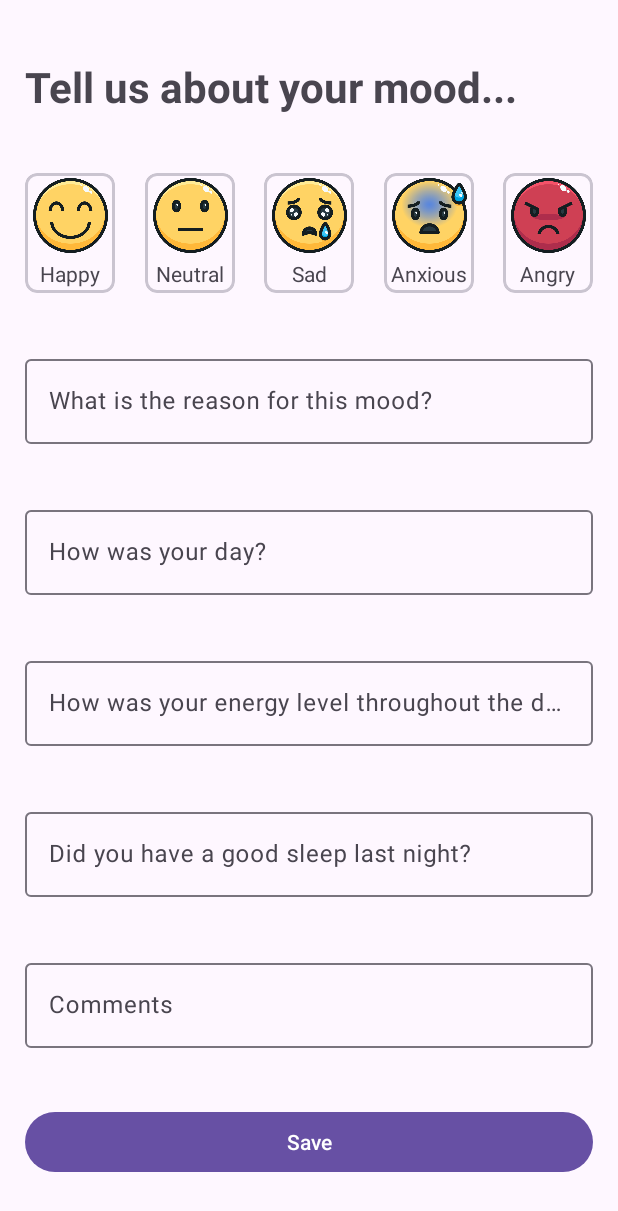
After one commit to karan-747/Mental-Health-App, an Android app: the MoodEntryFragment screen opened through its navigation route, on a phone screen of 412 x 824 dp. The commit adds this screen. Shown: the top 1211 px of the screen. Run offline under Robolectric (Android 15) with nearby library versions, the phone set to English and light mode, and no system bars; our stand-ins replace Firebase (no records; nobody signed in at launch, a user with empty details on screens opened directly), data binding.

Commit message:
Mood calender Added 1.2

```diff
--- /dev/null
+++ b/app/src/main/java/com/example/mentalhealthapp/MoodEntryFragment.kt
@@ -0,0 +1,13 @@
+package com.example.mentalhealthapp
+
+import android.os.Bundle
+import androidx.fragment.app.Fragment
+import android.view.LayoutInflater
+import android.view.View
+import android.view.ViewGroup
+
+class MoodEntryFragment : Fragment(R.layout.fragment_mood_entry) {
+
+
+
+}
--- a/app/src/main/java/com/example/mentalhealthapp/UserHomeFragment.kt
+++ b/app/src/main/java/com/example/mentalhealthapp/UserHomeFragment.kt
@@ -5,8 +5,27 @@ import androidx.fragment.app.Fragment
 import android.view.LayoutInflater
 import android.view.View
 import android.view.ViewGroup
+import androidx.databinding.DataBindingUtil
+import androidx.navigation.findNavController
+import com.example.mentalhealthapp.databinding.FragmentLoginBinding
+import com.example.mentalhealthapp.databinding.FragmentUserHomeBinding
 
 
 class UserHomeFragment : Fragment(R.layout.fragment_user_home) {
 
+    private lateinit var binding: FragmentUserHomeBinding
+    override fun onCreateView(
+        inflater: LayoutInflater,
+        container: ViewGroup?,
+        savedInstanceState: Bundle?
+    ): View? {
+        binding=  DataBindingUtil.inflate(inflater,R.layout.fragment_user_home,container,false)
+
+        binding.floatingActionButton.setOnClickListener(){
+            it.findNavController().navigate(R.id.action_homeFragment_to_moodEntryFragment)
+        }
+
+        return binding.root
+
+    }
 }
--- a/app/src/main/java/com/example/mentalhealthapp/adapter/MoodTrackerAdapter.kt
+++ b/app/src/main/java/com/example/mentalhealthapp/adapter/MoodTrackerAdapter.kt
@@ -32,7 +32,7 @@ class MoodTrackerAdapter(private val myContext: Context) :BaseAdapter() {
         val ivMood = rootView.findViewById<ImageView>(R.id.ivMood)
         val tvDate = rootView.findViewById<TextView>(R.id.tvDate)
         tvDate.text = (position+1).toString()
-        ivMood.setImageDrawable(ContextCompat.getDrawable(myContext,R.drawable.ic_happy))
+        ivMood.setImageDrawable(ContextCompat.getDrawable(myContext, R.drawable.blankmood))
 
         return rootView
 
--- /dev/null
+++ b/app/src/main/java/com/example/mentalhealthapp/dataclasses/MoodDescription.kt
@@ -0,0 +1,11 @@
+package com.example.mentalhealthapp.dataclasses
+
+data class MoodDescription(
+    val q1Ans:String="",
+    val q2Ans:String="",
+    val q3Ans:String="",
+    val q4Ans:String="",
+    val q5Ans:String="",
+
+    val overAllMood:Int
+)
--- /dev/null
+++ b/app/src/main/java/com/example/mentalhealthapp/dataclasses/MoodItem.kt
@@ -0,0 +1,10 @@
+package com.example.mentalhealthapp.dataclasses
+
+import java.time.Month
+
+data class MoodItem(
+    val date:Int,
+    val day:String,
+    val isEmpty:Boolean,
+    val moodDescription: MoodDescription
+)
--- /dev/null
+++ b/app/src/main/java/com/example/mentalhealthapp/dataclasses/MoodRecord.kt
@@ -0,0 +1,9 @@
+package com.example.mentalhealthapp.dataclasses
+
+data class MoodRecord(
+
+    val monthYear:String,
+    val month:Int,
+    val year:Int,
+    val moodRecord:ArrayList<MoodItem>
+)
--- /dev/null
+++ b/app/src/main/res/drawable/mood_border.xml
@@ -0,0 +1,12 @@
+<?xml version="1.0" encoding="utf-8"?>
+<shape
+    android:shape="rectangle"
+    xmlns:android="http://schemas.android.com/apk/res/android">
+
+    <size android:height="80dp"
+        android:width="60dp"/>
+    <corners android:radius="8dp"/>
+    <stroke android:width="2dp"
+        android:color="@color/black"/>
+
+</shape>
--- /dev/null
+++ b/app/src/main/res/layout/fragment_mood_entry.xml
@@ -0,0 +1,321 @@
+<?xml version="1.0" encoding="utf-8"?>
+<androidx.constraintlayout.widget.ConstraintLayout xmlns:android="http://schemas.android.com/apk/res/android"
+    xmlns:app="http://schemas.android.com/apk/res-auto"
+    xmlns:tools="http://schemas.android.com/tools"
+    android:layout_width="match_parent"
+    android:layout_height="match_parent"
+    tools:context=".MoodEntryFragment">
+
+    <com.google.android.material.card.MaterialCardView
+        android:id="@+id/cvHappy"
+        android:layout_width="60dp"
+        android:layout_height="80dp"
+        app:cardCornerRadius="8dp"
+        app:layout_constraintBottom_toBottomOf="@+id/cvSad"
+        app:layout_constraintEnd_toStartOf="@+id/cvNeutral"
+        app:layout_constraintHorizontal_bias="0.5"
+        app:layout_constraintHorizontal_chainStyle="spread_inside"
+        app:layout_constraintStart_toStartOf="@+id/guideline28"
+        app:layout_constraintTop_toTopOf="@+id/cvSad"
+        app:strokeWidth="2dp">
+
+        <androidx.constraintlayout.widget.ConstraintLayout
+            android:layout_width="match_parent"
+            android:layout_height="match_parent">
+
+            <ImageView
+                android:id="@+id/imageView3"
+                android:layout_width="50dp"
+                android:layout_height="50dp"
+                android:src="@drawable/smile"
+                app:layout_constraintBottom_toTopOf="@+id/textView19"
+                app:layout_constraintEnd_toEndOf="parent"
+                app:layout_constraintHorizontal_bias="0.5"
+                app:layout_constraintStart_toStartOf="parent"
+                app:layout_constraintTop_toTopOf="parent" />
+
+            <TextView
+                android:id="@+id/textView19"
+                android:layout_width="wrap_content"
+                android:layout_height="wrap_content"
+                android:text="Happy"
+                app:layout_constraintBottom_toBottomOf="parent"
+                app:layout_constraintEnd_toEndOf="parent"
+                app:layout_constraintHorizontal_bias="0.5"
+                app:layout_constraintStart_toStartOf="parent"
+                app:layout_constraintTop_toBottomOf="@+id/imageView3" />
+        </androidx.constraintlayout.widget.ConstraintLayout>
+    </com.google.android.material.card.MaterialCardView>
+
+    <com.google.android.material.card.MaterialCardView
+        android:id="@+id/cvAngry"
+        android:layout_width="60dp"
+        android:layout_height="80dp"
+        app:cardCornerRadius="8dp"
+        app:layout_constraintBottom_toBottomOf="@+id/cvSad"
+        app:layout_constraintEnd_toStartOf="@+id/guideline29"
+        app:layout_constraintHorizontal_bias="0.5"
+        app:layout_constraintStart_toEndOf="@+id/cvAnxious"
+        app:layout_constraintTop_toTopOf="@+id/cvSad"
+        app:strokeWidth="2dp">
+
+        <androidx.constraintlayout.widget.ConstraintLayout
+            android:layout_width="match_parent"
+            android:layout_height="match_parent">
+
+            <ImageView
+                android:id="@+id/imageView7"
+                android:layout_width="50dp"
+                android:layout_height="50dp"
+                android:src="@drawable/angry"
+                app:layout_constraintBottom_toTopOf="@+id/textView23"
+                app:layout_constraintEnd_toEndOf="parent"
+                app:layout_constraintHorizontal_bias="0.5"
+                app:layout_constraintStart_toStartOf="parent"
+                app:layout_constraintTop_toTopOf="parent" />
+
+            <TextView
+                android:id="@+id/textView23"
+                android:layout_width="wrap_content"
+                android:layout_height="wrap_content"
+                android:text="Angry"
+                app:layout_constraintBottom_toBottomOf="parent"
+                app:layout_constraintEnd_toEndOf="parent"
+                app:layout_constraintHorizontal_bias="0.5"
+                app:layout_constraintStart_toStartOf="parent"
+                app:layout_constraintTop_toBottomOf="@+id/imageView7" />
+        </androidx.constraintlayout.widget.ConstraintLayout>
+    </com.google.android.material.card.MaterialCardView>
+
+    <com.google.android.material.card.MaterialCardView
+        android:id="@+id/cvAnxious"
+        android:layout_width="60dp"
+        android:layout_height="80dp"
+        app:cardCornerRadius="8dp"
+        app:layout_constraintBottom_toBottomOf="@+id/cvSad"
+        app:layout_constraintEnd_toStartOf="@+id/cvAngry"
+        app:layout_constraintHorizontal_bias="0.5"
+        app:layout_constraintStart_toEndOf="@+id/cvSad"
+        app:layout_constraintTop_toTopOf="@+id/cvSad"
+        app:strokeWidth="2dp">
+
+        <androidx.constraintlayout.widget.ConstraintLayout
+            android:layout_width="match_parent"
+            android:layout_height="match_parent">
+
+            <ImageView
+                android:id="@+id/imageView6"
+                android:layout_width="50dp"
+                android:layout_height="50dp"
+                android:src="@drawable/sick"
+                app:layout_constraintBottom_toTopOf="@+id/textView22"
+                app:layout_constraintEnd_toEndOf="parent"
+                app:layout_constraintHorizontal_bias="0.5"
+                app:layout_constraintStart_toStartOf="parent"
+                app:layout_constraintTop_toTopOf="parent" />
+
+            <TextView
+                android:id="@+id/textView22"
+                android:layout_width="wrap_content"
+                android:layout_height="wrap_content"
+                android:text="Anxious"
+                app:layout_constraintBottom_toBottomOf="parent"
+                app:layout_constraintEnd_toEndOf="parent"
+                app:layout_constraintHorizontal_bias="0.5"
+                app:layout_constraintStart_toStartOf="parent"
+                app:layout_constraintTop_toBottomOf="@+id/imageView6" />
+        </androidx.constraintlayout.widget.ConstraintLayout>
+    </com.google.android.material.card.MaterialCardView>
+
+    <com.google.android.material.card.MaterialCardView
+        android:id="@+id/cvNeutral"
+        android:layout_width="60dp"
+        android:layout_height="80dp"
+        app:cardCornerRadius="8dp"
+        app:layout_constraintBottom_toBottomOf="@+id/cvSad"
+        app:layout_constraintEnd_toStartOf="@+id/cvSad"
+        app:layout_constraintHorizontal_bias="0.5"
+        app:layout_constraintStart_toEndOf="@+id/cvHappy"
+        app:layout_constraintTop_toTopOf="@+id/cvSad"
+        app:strokeWidth="2dp">
+
+        <androidx.constraintlayout.widget.ConstraintLayout
+            android:layout_width="match_parent"
+            android:layout_height="match_parent">
+
+            <ImageView
+                android:id="@+id/imageView4"
+                android:layout_width="50dp"
+                android:layout_height="50dp"
+                android:src="@drawable/neutral"
+                app:layout_constraintBottom_toTopOf="@+id/textView20"
+                app:layout_constraintEnd_toEndOf="parent"
+                app:layout_constraintHorizontal_bias="0.5"
+                app:layout_constraintStart_toStartOf="parent"
+                app:layout_constraintTop_toTopOf="parent" />
+
+            <TextView
+                android:id="@+id/textView20"
+                android:layout_width="wrap_content"
+                android:layout_height="wrap_content"
+                android:text="Neutral"
+                app:layout_constraintBottom_toBottomOf="parent"
+                app:layout_constraintEnd_toEndOf="parent"
+                app:layout_constraintHorizontal_bias="0.5"
+                app:layout_constraintStart_toStartOf="parent"
+                app:layout_constraintTop_toBottomOf="@+id/imageView4" />
+        </androidx.constraintlayout.widget.ConstraintLayout>
+    </com.google.android.material.card.MaterialCardView>
+
+    <TextView
+        android:id="@+id/textView18"
+        android:layout_width="wrap_content"
+        android:layout_height="wrap_content"
+        android:text="Tell us about your mood..."
+        android:textSize="28sp"
+        android:textStyle="bold"
+        app:layout_constraintBottom_toTopOf="@+id/cvSad"
+        app:layout_constraintStart_toStartOf="@+id/guideline28"
+        app:layout_constraintTop_toTopOf="parent"
+        app:layout_constraintVertical_bias="1.0" />
+
+    <com.google.android.material.card.MaterialCardView
+        android:id="@+id/cvSad"
+        android:layout_width="60dp"
+        android:layout_height="80dp"
+        app:cardCornerRadius="8dp"
+        app:layout_constraintBottom_toTopOf="@+id/textInputLayout11"
+        app:layout_constraintEnd_toStartOf="@+id/cvAnxious"
+        app:layout_constraintHorizontal_bias="0.5"
+        app:layout_constraintStart_toEndOf="@+id/cvNeutral"
+        app:layout_constraintTop_toBottomOf="@+id/textView18"
+        app:strokeWidth="2dp">
+
+        <androidx.constraintlayout.widget.ConstraintLayout
+            android:layout_width="match_parent"
+            android:layout_height="match_parent">
+
+            <ImageView
+                android:id="@+id/imageView5"
+                android:layout_width="50dp"
+                android:layout_height="50dp"
+                android:src="@drawable/sad"
+                app:layout_constraintBottom_toTopOf="@+id/textView21"
+                app:layout_constraintEnd_toEndOf="parent"
+                app:layout_constraintHorizontal_bias="0.5"
+                app:layout_constraintStart_toStartOf="parent"
+                app:layout_constraintTop_toTopOf="parent" />
+
+            <TextView
+                android:id="@+id/textView21"
+                android:layout_width="wrap_content"
+                android:layout_height="wrap_content"
+                android:text="Sad"
+                app:layout_constraintBottom_toBottomOf="parent"
+                app:layout_constraintEnd_toEndOf="parent"
+                app:layout_constraintHorizontal_bias="0.5"
+                app:layout_constraintStart_toStartOf="parent"
+                app:layout_constraintTop_toBottomOf="@+id/imageView5" />
+        </androidx.constraintlayout.widget.ConstraintLayout>
+    </com.google.android.material.card.MaterialCardView>
+
+    <com.google.android.material.textfield.TextInputLayout
+        android:id="@+id/textInputLayout13"
+        android:layout_width="0dp"
+        android:layout_height="wrap_content"
+        android:hint="How was your energy level throughout the day?"
+        app:layout_constraintBottom_toTopOf="@+id/textInputLayout14"
+        app:layout_constraintEnd_toStartOf="@+id/guideline29"
+        app:layout_constraintStart_toStartOf="@+id/guideline28"
+        app:layout_constraintTop_toBottomOf="@+id/textInputLayout12">
+
+        <com.google.android.material.textfield.TextInputEditText
+            android:layout_width="match_parent"
+            android:layout_height="wrap_content" />
+    </com.google.android.material.textfield.TextInputLayout>
+
+    <com.google.android.material.textfield.TextInputLayout
+        android:id="@+id/textInputLayout14"
+        android:layout_width="0dp"
+        android:layout_height="wrap_content"
+        android:hint="Did you have a good sleep last night? "
+        app:layout_constraintBottom_toTopOf="@+id/textInputLayout15"
+        app:layout_constraintEnd_toStartOf="@+id/guideline29"
+        app:layout_constraintStart_toStartOf="@+id/guideline28"
+        app:layout_constraintTop_toBottomOf="@+id/textInputLayout13">
+
+        <com.google.android.material.textfield.TextInputEditText
+            android:layout_width="match_parent"
+            android:layout_height="wrap_content" />
+    </com.google.android.material.textfield.TextInputLayout>
+
+    <com.google.android.material.textfield.TextInputLayout
+        android:id="@+id/textInputLayout15"
+        android:layout_width="0dp"
+        android:layout_height="wrap_content"
+        android:hint="Comments"
+        app:layout_constraintBottom_toTopOf="@+id/btnSave"
+        app:layout_constraintEnd_toStartOf="@+id/guideline29"
+        app:layout_constraintStart_toStartOf="@+id/guideline28"
+        app:layout_constraintTop_toBottomOf="@+id/textInputLayout14">
+
+        <com.google.android.material.textfield.TextInputEditText
+            android:layout_width="match_parent"
+            android:layout_height="wrap_content" />
+    </com.google.android.material.textfield.TextInputLayout>
+
+    <com.google.android.material.textfield.TextInputLayout
+        android:id="@+id/textInputLayout12"
+        android:layout_width="0dp"
+        android:layout_height="wrap_content"
+        android:hint="How was your day?"
+        app:layout_constraintBottom_toTopOf="@+id/textInputLayout13"
+        app:layout_constraintEnd_toStartOf="@+id/guideline29"
+        app:layout_constraintStart_toStartOf="@+id/guideline28"
+        app:layout_constraintTop_toBottomOf="@+id/textInputLayout11">
+
+        <com.google.android.material.textfield.TextInputEditText
+            android:layout_width="match_parent"
+            android:layout_height="wrap_content" />
+    </com.google.android.material.textfield.TextInputLayout>
+
+    <com.google.android.material.textfield.TextInputLayout
+        android:id="@+id/textInputLayout11"
+        android:layout_width="0dp"
+        android:layout_height="wrap_content"
+        android:hint="What is the reason for this mood?"
+        app:layout_constraintBottom_toTopOf="@+id/textInputLayout12"
+        app:layout_constraintEnd_toStartOf="@+id/guideline29"
+        app:layout_constraintStart_toStartOf="@+id/guideline28"
+        app:layout_constraintTop_toBottomOf="@+id/cvSad">
+
+        <com.google.android.material.textfield.TextInputEditText
+            android:layout_width="match_parent"
+            android:layout_height="wrap_content" />
+    </com.google.android.material.textfield.TextInputLayout>
+
+    <Button
+        android:id="@+id/btnSave"
+        android:layout_width="0dp"
+        android:layout_height="wrap_content"
+        android:text="Save"
+        app:layout_constraintBottom_toBottomOf="parent"
+        app:layout_constraintEnd_toStartOf="@+id/guideline29"
+        app:layout_constraintStart_toStartOf="@+id/guideline28"
+        app:layout_constraintTop_toBottomOf="@+id/textInputLayout15" />
+
+    <androidx.constraintlayout.widget.Guideline
+        android:id="@+id/guideline28"
+        android:layout_width="wrap_content"
+        android:layout_height="wrap_content"
+        android:orientation="vertical"
+        app:layout_constraintGuide_percent="0.04" />
+
+    <androidx.constraintlayout.widget.Guideline
+        android:id="@+id/guideline29"
+        android:layout_width="wrap_content"
+        android:layout_height="wrap_content"
+        android:orientation="vertical"
+        app:layout_constraintGuide_percent="0.96" />
+
+</androidx.constraintlayout.widget.ConstraintLayout>
--- a/app/src/main/res/layout/fragment_user_home.xml
+++ b/app/src/main/res/layout/fragment_user_home.xml
@@ -1,8 +1,11 @@
 <?xml version="1.0" encoding="utf-8"?>
-<androidx.constraintlayout.widget.ConstraintLayout xmlns:android="http://schemas.android.com/apk/res/android"
+
+<layout
+    xmlns:android="http://schemas.android.com/apk/res/android"
     xmlns:app="http://schemas.android.com/apk/res-auto"
-    xmlns:tools="http://schemas.android.com/tools"
-    android:id="@+id/frameLayout"
+    xmlns:tools="http://schemas.android.com/tools">
+
+<androidx.constraintlayout.widget.ConstraintLayout
     android:layout_width="match_parent"
     android:layout_height="match_parent"
     tools:context=".UserHomeFragment">
@@ -16,4 +19,19 @@
         app:layout_constraintEnd_toEndOf="parent"
         app:layout_constraintStart_toStartOf="parent"
         app:layout_constraintTop_toTopOf="parent" />
+
+    <com.google.android.material.floatingactionbutton.FloatingActionButton
+        android:id="@+id/floatingActionButton"
+        android:layout_width="wrap_content"
+        android:layout_height="wrap_content"
+        android:clickable="true"
+        android:src="@drawable/ic_google_logo"
+        app:layout_constraintBottom_toBottomOf="parent"
+        app:layout_constraintEnd_toEndOf="parent"
+        app:layout_constraintHorizontal_bias="0.498"
+        app:layout_constraintStart_toStartOf="parent"
+        app:layout_constraintTop_toBottomOf="@+id/textView9" />
 </androidx.constraintlayout.widget.ConstraintLayout>
+
+
+</layout>
--- a/app/src/main/res/layout/grid_item.xml
+++ b/app/src/main/res/layout/grid_item.xml
@@ -65,7 +65,7 @@
                         android:id="@+id/ivMood"
                         android:layout_width="match_parent"
                         android:layout_height="match_parent"
-                        tools:srcCompat="@drawable/ic_happy" />
+                        tools:srcCompat="@drawable/smile" />
                 </androidx.cardview.widget.CardView>
             </FrameLayout>
         </androidx.constraintlayout.widget.ConstraintLayout>
--- a/app/src/main/res/navigation/my_nav_1.xml
+++ b/app/src/main/res/navigation/my_nav_1.xml
@@ -30,5 +30,18 @@
         android:id="@+id/homeFragment"
         android:name="com.example.mentalhealthapp.HomeFragment"
         android:label="fragment_home"
-        tools:layout="@layout/fragment_home" />
+        tools:layout="@layout/fragment_home" >
+        <action
+            android:id="@+id/action_homeFragment_to_moodEntryFragment"
+            app:destination="@id/moodEntryFragment" />
+    </fragment>
+    <fragment
+        android:id="@+id/moodEntryFragment"
+        android:name="com.example.mentalhealthapp.MoodEntryFragment"
+        android:label="fragment_mood_entry"
+        tools:layout="@layout/fragment_mood_entry" >
+        <action
+            android:id="@+id/action_moodEntryFragment_to_homeFragment"
+            app:destination="@id/homeFragment" />
+    </fragment>
 </navigation>
```
Also changed, not shown: app/src/main/res/drawable/angry.png (added), app/src/main/res/drawable/blankmood.png (added), app/src/main/res/drawable/neutral.png (added), app/src/main/res/drawable/sad.png (added), app/src/main/res/drawable/sick.png (added), app/src/main/res/drawable/smile.png (added).
